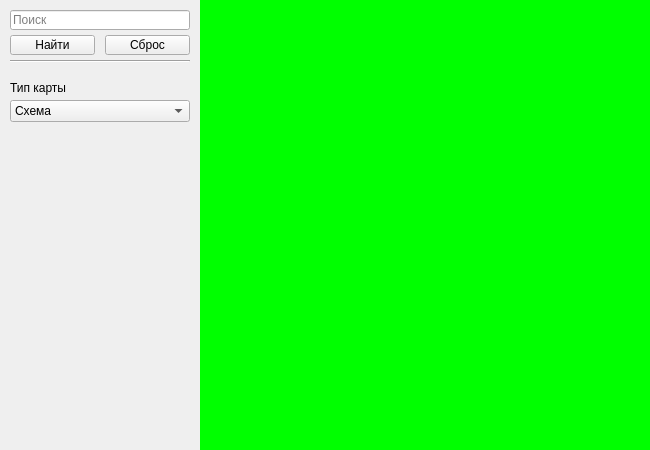
Old version of the form main.ui in the repository whatever125/map_viewer.
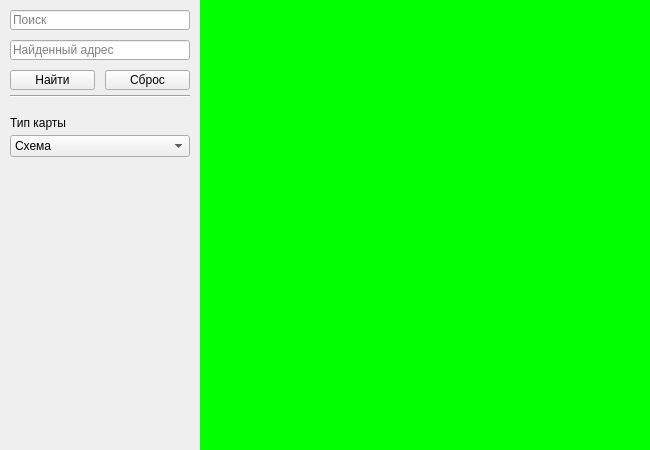
New version of the form.

Commit message: Часть 8

The edit to the form file:
```diff
--- a/main.ui
+++ b/main.ui
@@ -48,7 +48,7 @@
    <property name="geometry">
     <rect>
      <x>10</x>
-     <y>100</y>
+     <y>135</y>
      <width>180</width>
      <height>22</height>
     </rect>
@@ -76,7 +76,7 @@
    <property name="geometry">
     <rect>
      <x>10</x>
-     <y>80</y>
+     <y>115</y>
      <width>81</width>
      <height>16</height>
     </rect>
@@ -105,7 +105,7 @@
    <property name="geometry">
     <rect>
      <x>10</x>
-     <y>60</y>
+     <y>95</y>
      <width>180</width>
      <height>3</height>
     </rect>
@@ -118,7 +118,7 @@
    <property name="geometry">
     <rect>
      <x>10</x>
-     <y>35</y>
+     <y>70</y>
      <width>85</width>
      <height>20</height>
     </rect>
@@ -147,7 +147,7 @@
    <property name="geometry">
     <rect>
      <x>105</x>
-     <y>35</y>
+     <y>70</y>
      <width>85</width>
      <height>20</height>
     </rect>
@@ -159,6 +159,25 @@
     <string>Сброс</string>
    </property>
   </widget>
+  <widget class="QLineEdit" name="lineEdit_2">
+   <property name="geometry">
+    <rect>
+     <x>10</x>
+     <y>40</y>
+     <width>180</width>
+     <height>20</height>
+    </rect>
+   </property>
+   <property name="focusPolicy">
+    <enum>Qt::NoFocus</enum>
+   </property>
+   <property name="readOnly">
+    <bool>true</bool>
+   </property>
+   <property name="placeholderText">
+    <string>Найденный адрес</string>
+   </property>
+  </widget>
  </widget>
  <resources/>
  <connections/>
```
The commit also changes 1 other file.
